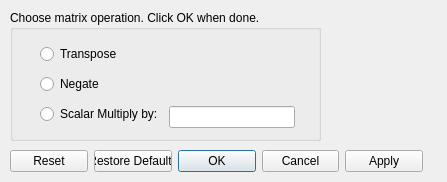
Old version of the form src/Interface/Modules/Math/EvaluateLinearAlgebraUnary.ui in the repository SCIInstitute/SCIRun.
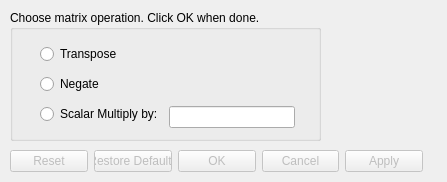
New version of the form.

```diff
--- a/src/Interface/Modules/Math/EvaluateLinearAlgebraUnary.ui
+++ b/src/Interface/Modules/Math/EvaluateLinearAlgebraUnary.ui
@@ -26,6 +26,9 @@
    <string>Dialog</string>
   </property>
   <widget class="QDialogButtonBox" name="buttonBox">
+   <property name="enabled">
+    <bool>false</bool>
+   </property>
    <property name="geometry">
     <rect>
      <x>10</x>
```
